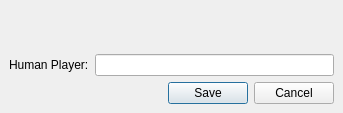
This is src/gui/qt/changehumanplayernamedialog.ui in pokerth/pokerth as Qt 5 draws it before an edit. The edited form follows.
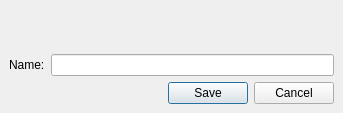
This is the edited form.

The edit to the form file:
```diff
--- a/src/gui/qt/changehumanplayernamedialog.ui
+++ b/src/gui/qt/changehumanplayernamedialog.ui
@@ -32,7 +32,7 @@
    <item row="1" column="0" >
     <widget class="QLabel" name="label_2" >
      <property name="text" >
-      <string>Human Player:</string>
+      <string>Name:</string>
      </property>
     </widget>
    </item>
```
